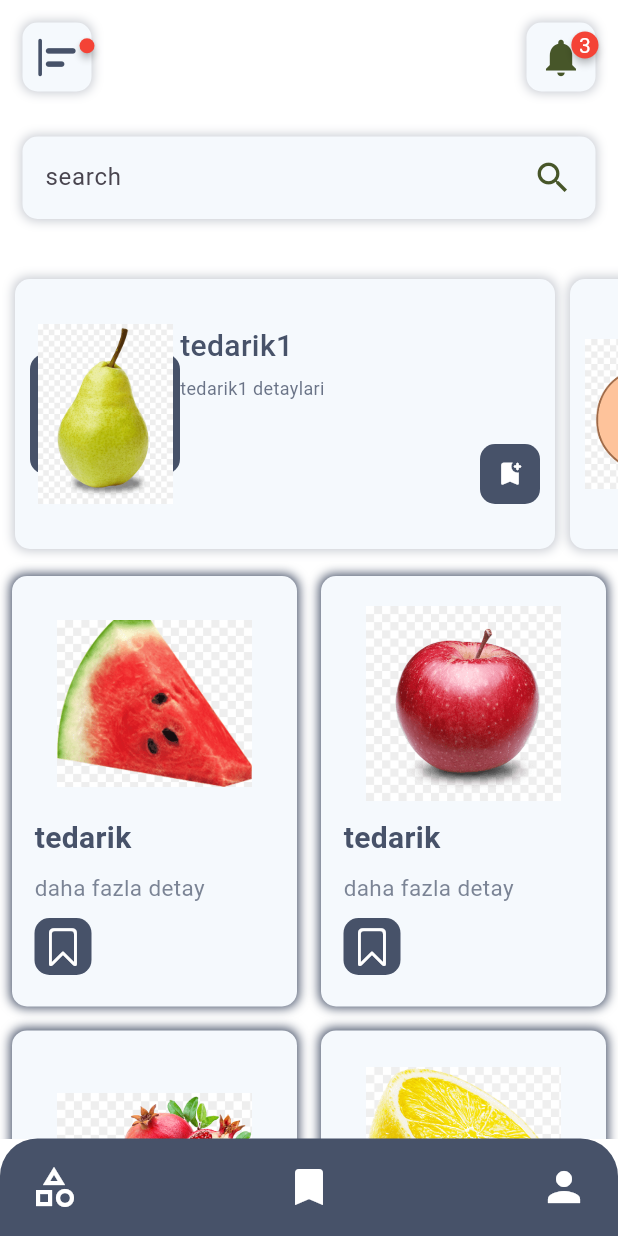
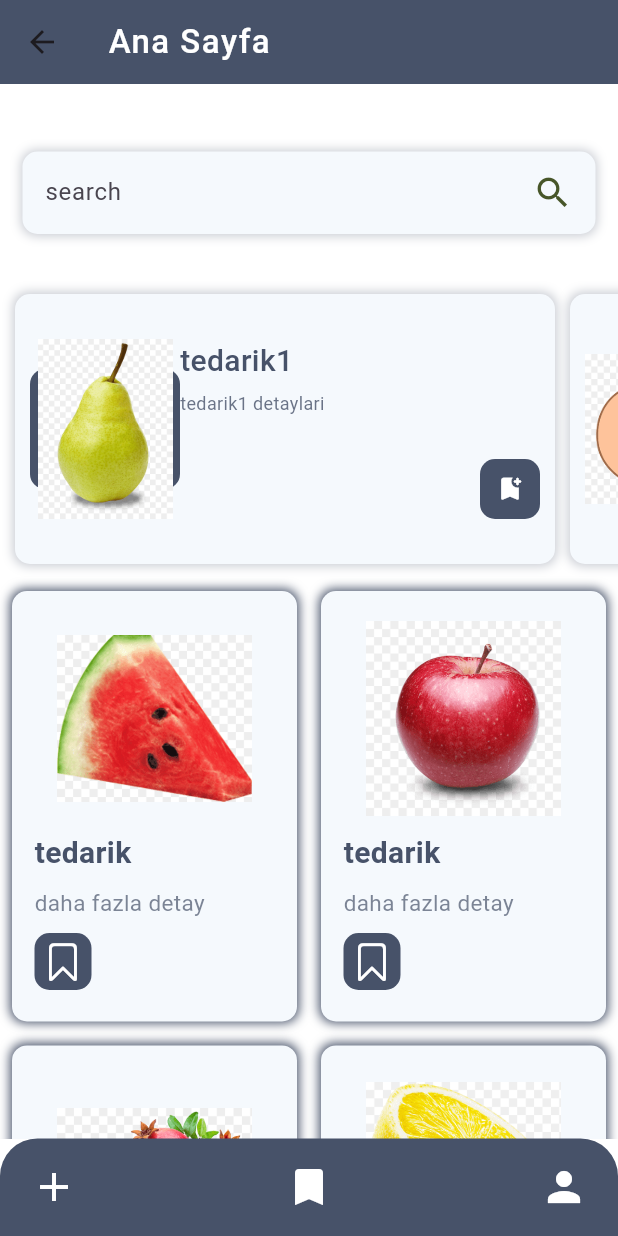
Before and after one commit to iremgaltun/teda, a Flutter app: the HomePage screen opened by its route, on a phone screen of 412 x 824 dp. Run offline on Flutter 3.47's test engine with Material 3 defaults, Android fonts, the phone set to English and light mode, and no system bars; drawn by our look-alikes of badges; our stand-ins replace flutter_rating_bar, wtf_sliding_sheet.

Commit message:
ürün ekleme sayfası eklendi.

```diff
--- a/lib/main.dart
+++ b/lib/main.dart
@@ -1,4 +1,5 @@
 import 'package:flutter/material.dart';
+import 'package:teda1/pages/AddNewProduct.dart';
 import 'package:teda1/pages/HomePage.dart';
 import 'package:teda1/pages/LoginPage.dart';
 import 'package:teda1/pages/ProfilePage.dart';
@@ -21,6 +22,7 @@ class MyApp extends StatelessWidget{
           "ItemPage":(context) => ItemPage(),
           "KayitPage":(context) => kayitPage(),
           "profilePage":(context)=> ProfilePage(),
+          "addNewProduct":(context) => AddNewProduct(),
 
         }
     );
--- a/lib/pages/HomePage.dart
+++ b/lib/pages/HomePage.dart
@@ -1,13 +1,26 @@
 import 'package:flutter/material.dart';
-import 'package:badges/badges.dart' as badges;
 import 'package:teda1/widgets/AllItemWidget.dart';
 import 'package:teda1/widgets/HomeBottomNavBar.dart';
 import 'package:teda1/widgets/RowItemWidget.dart';
+
 
 class HomePage extends StatelessWidget {
   @override
   Widget build(BuildContext context) {
     return Scaffold(
+      appBar: AppBar(
+        backgroundColor: Color(0xFF475269),
+        shadowColor: Color(0xFF475269).withOpacity(0.8),
+        title: Text(
+          "Ana Sayfa",
+          style: TextStyle(
+            color: Colors.white,
+            fontWeight: FontWeight.w500,
+            letterSpacing: 1,
+          ),
+        ),
+
+      ),
       backgroundColor: Colors.white,
       resizeToAvoidBottomInset: false,
       body: SafeArea(
@@ -18,9 +31,13 @@ class HomePage extends StatelessWidget {
                 padding: EdgeInsets.all(15),
                 child: Row(
                   mainAxisAlignment: MainAxisAlignment.spaceBetween,
-                  children: [
+                ),
+              ),
+              SizedBox(height: 15),
               Container(
-                      padding: EdgeInsets.all(8),
+                margin: EdgeInsets.symmetric(horizontal: 15),
+                padding: EdgeInsets.symmetric(horizontal: 15),
+                height: 55,
                 decoration: BoxDecoration(
                   color: Color(0xFFF5F9FD),
                   borderRadius: BorderRadius.circular(10),
@@ -32,86 +49,12 @@ class HomePage extends StatelessWidget {
                     ),
                   ],
                 ),
-
-                      child: badges.Badge(
-                        badgeContent: Text(
-                          "",
-                          style: TextStyle(
-
-                            color: Colors.white,
-                          ),
-                        ),
-                        child: Icon(
-                          Icons.align_horizontal_left_rounded,
-                          size: 30,
-                          color: Color(0xFF475269),
-                        ),
-
-
-                      ),
-
-                    ),
-
-
+                child: Row(
+                  children: [
                     Container(
-                      padding: EdgeInsets.all(8),
-                      decoration: BoxDecoration(
-                        color: Color(0xFFF5F9FD),
-                        borderRadius: BorderRadius.circular(10),
-                        boxShadow: [
-                          BoxShadow(
-                            color: Color(0xFF475269).withOpacity(0.3),
-                            blurRadius: 5,
-                            spreadRadius: 1,
-                          ),
-                        ],
-                      ),
-
-                      child: badges.Badge(
-                        badgeContent: Text(
-                          "3",
-                          style: TextStyle(
-                            color: Colors.white,
-                          ),
-                        ),
-                        child: Icon(
-                          Icons.notifications,
-                          size: 30,
-                          color: Color(0xFF475629),
-                        ),
-
-
-                      ),
-                    ),
-
-                  ],
-
-                ),
-
-              ),
-
-
-              SizedBox(height: 15),
-              Container(
-                margin:EdgeInsets.symmetric(horizontal: 15),
-                padding: EdgeInsets.symmetric(horizontal: 15),
-                height: 55,
-                decoration: BoxDecoration(
-                  color:Color(0xFFF5F9FD),
-                  borderRadius: BorderRadius.circular(10),
-                  boxShadow: [
-                    BoxShadow(
-                      color: Color(0xFF475269).withOpacity(0.3),
-                      blurRadius: 5,
-                      spreadRadius: 1
-                    )
-                  ]
-                ),
-                child: Row(
-                  children: [Container(
                       width: 300,
-                    child: TextFormField( decoration:
-                    InputDecoration(
+                      child: TextFormField(
+                        decoration: InputDecoration(
                           border: InputBorder.none,
                           hintText: "search",
                         ),
@@ -124,7 +67,6 @@ class HomePage extends StatelessWidget {
                       color: Color(0xFF475629),
                     )
                   ],
-
                 ),
               ),
               SizedBox(height: 30),
@@ -135,10 +77,6 @@ class HomePage extends StatelessWidget {
         ),
       ),
       bottomNavigationBar: HomeBottomNavBar(),
-
     );
-
   }
-
-
 }
--- a/lib/widgets/HomeBottomNavBar.dart
+++ b/lib/widgets/HomeBottomNavBar.dart
@@ -1,8 +1,7 @@
-import 'package:flutter/cupertino.dart';
 import 'package:flutter/material.dart';
+import 'package:teda1/pages/AddNewProduct.dart';
 import 'package:teda1/pages/ProfilePage.dart';
 import 'package:teda1/widgets/BottomCartSheet.dart';
-//import 'package:flutter_aplication_1/widgets/BottomCartSheet.dart';
 import 'package:wtf_sliding_sheet/wtf_sliding_sheet.dart';
 
 class HomeBottomNavBar extends StatelessWidget {
@@ -21,11 +20,18 @@ class HomeBottomNavBar extends StatelessWidget {
       child: Row(
         mainAxisAlignment: MainAxisAlignment.spaceBetween,
         children: [
-
-          Icon(
-            Icons.category_outlined,
+          InkWell(
+            onTap: () => Navigator.push(
+              context,
+              MaterialPageRoute(
+                builder: (context) => AddNewProduct(),
+              ),
+            ),
+            child: Icon(
+              Icons.add,
               color: Colors.white,
               size: 32,
+            ),
           ),
           InkWell(
             onTap: () {
@@ -45,31 +51,19 @@ class HomeBottomNavBar extends StatelessWidget {
               size: 32,
             ),
           ),
-         /*  Icon(
-            Icons.favorite_border,
-            color: Colors.white,
-            size: 32,
-          ), */
-
-
-
           InkWell(
-
             onTap: () => Navigator.push(
               context,
               MaterialPageRoute(
-                      builder: (context) => ProfilePage(),
+                builder: (context) =>ProfilePage(),
               ),
             ),
-
-
-            child:  Icon(
+            child: Icon(
               Icons.person,
               color: Colors.white,
               size: 32,
             ),
           ),
-
         ],
       ),
     );
```
Also changed, not shown: lib/pages/AddNewProduct.dart (+79 -0 lines), lib/pages/ProfilePage.dart (+11 -0 lines). Lines whose indentation alone changed are shown as unchanged.
